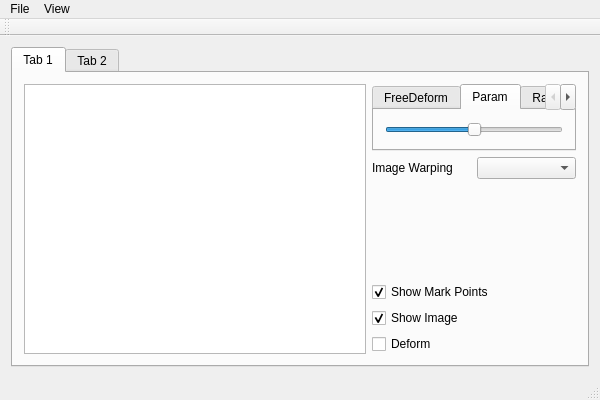
yifangxu/faceworkshop, file gui_paramdeform.ui: the form before one commit.
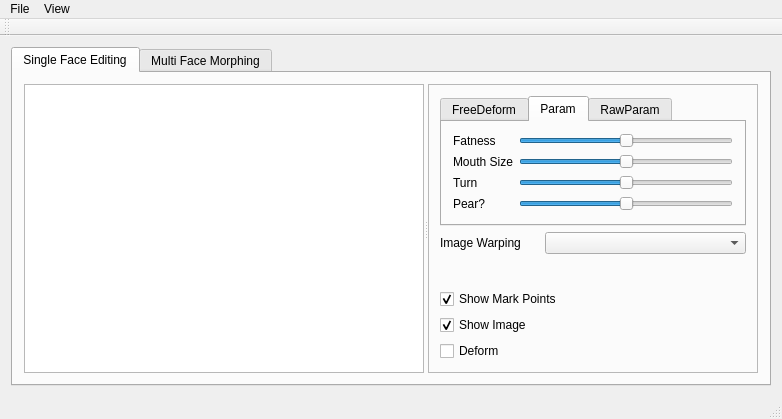
The form after the commit. The open tabs and pages were chosen to show the change. Custom widgets are drawn as their Qt base class.

```diff
--- a/gui_paramdeform.ui
+++ b/gui_paramdeform.ui
@@ -6,8 +6,8 @@
    <rect>
     <x>0</x>
     <y>0</y>
-    <width>600</width>
-    <height>400</height>
+    <width>782</width>
+    <height>419</height>
    </rect>
   </property>
   <property name="windowTitle">
@@ -22,13 +22,31 @@
       </property>
       <widget class="QWidget" name="tab_4">
        <attribute name="title">
-        <string>Tab 1</string>
+        <string>Single Face Editing</string>
        </attribute>
-       <layout class="QGridLayout" name="gridLayout_5">
-        <item row="0" column="0" rowspan="6">
-         <widget class="PhotoView" name="viewPic"/>
-        </item>
-        <item row="0" column="1" colspan="2">
+       <layout class="QGridLayout" name="gridLayout_8">
+        <item row="0" column="0">
+         <widget class="QSplitter" name="splitter">
+          <property name="orientation">
+           <enum>Qt::Horizontal</enum>
+          </property>
+          <widget class="PhotoView" name="viewPic">
+           <property name="minimumSize">
+            <size>
+             <width>400</width>
+             <height>0</height>
+            </size>
+           </property>
+          </widget>
+          <widget class="QFrame" name="frame">
+           <property name="frameShape">
+            <enum>QFrame::StyledPanel</enum>
+           </property>
+           <property name="frameShadow">
+            <enum>QFrame::Raised</enum>
+           </property>
+           <layout class="QGridLayout" name="gridLayout_7">
+            <item row="0" column="0" colspan="2">
          <widget class="QTabWidget" name="tabProcessMethod">
           <property name="currentIndex">
            <number>0</number>
@@ -48,7 +66,7 @@
             <string>Param</string>
            </attribute>
            <layout class="QGridLayout" name="gridLayout_2">
-            <item row="0" column="0">
+                <item row="0" column="1">
              <widget class="QSlider" name="sldFatThin">
               <property name="minimum">
                <number>-50</number>
@@ -61,6 +79,73 @@
               </property>
              </widget>
             </item>
+                <item row="0" column="0">
+                 <widget class="QLabel" name="label">
+                  <property name="text">
+                   <string>Fatness</string>
+                  </property>
+                 </widget>
+                </item>
+                <item row="2" column="0">
+                 <widget class="QLabel" name="label_3">
+                  <property name="text">
+                   <string>Turn</string>
+                  </property>
+                 </widget>
+                </item>
+                <item row="2" column="1">
+                 <widget class="QSlider" name="sldParam1">
+                  <property name="minimum">
+                   <number>-50</number>
+                  </property>
+                  <property name="maximum">
+                   <number>50</number>
+                  </property>
+                  <property name="orientation">
+                   <enum>Qt::Horizontal</enum>
+                  </property>
+                 </widget>
+                </item>
+                <item row="1" column="0">
+                 <widget class="QLabel" name="label_4">
+                  <property name="text">
+                   <string>Mouth Size</string>
+                  </property>
+                 </widget>
+                </item>
+                <item row="4" column="0">
+                 <widget class="QLabel" name="label_5">
+                  <property name="text">
+                   <string>Pear?</string>
+                  </property>
+                 </widget>
+                </item>
+                <item row="4" column="1">
+                 <widget class="QSlider" name="sldParam5">
+                  <property name="minimum">
+                   <number>-50</number>
+                  </property>
+                  <property name="maximum">
+                   <number>50</number>
+                  </property>
+                  <property name="orientation">
+                   <enum>Qt::Horizontal</enum>
+                  </property>
+                 </widget>
+                </item>
+                <item row="1" column="1">
+                 <widget class="QSlider" name="sldParam7">
+                  <property name="minimum">
+                   <number>-50</number>
+                  </property>
+                  <property name="maximum">
+                   <number>50</number>
+                  </property>
+                  <property name="orientation">
+                   <enum>Qt::Horizontal</enum>
+                  </property>
+                 </widget>
+                </item>
            </layout>
           </widget>
           <widget class="QWidget" name="tab">
@@ -71,34 +156,54 @@
             <item row="0" column="0">
              <widget class="Widget_ModelParamEdit" name="wParamEdit" native="true"/>
             </item>
-           </layout>
-          </widget>
-         </widget>
-        </item>
         <item row="1" column="1">
+                 <widget class="QPushButton" name="pushButton">
+                  <property name="text">
+                   <string>Reset</string>
+                  </property>
+                 </widget>
+                </item>
+                <item row="1" column="0">
+                 <spacer name="horizontalSpacer">
+                  <property name="orientation">
+                   <enum>Qt::Horizontal</enum>
+                  </property>
+                  <property name="sizeHint" stdset="0">
+                   <size>
+                    <width>40</width>
+                    <height>20</height>
+                   </size>
+                  </property>
+                 </spacer>
+                </item>
+               </layout>
+              </widget>
+             </widget>
+            </item>
+            <item row="1" column="0">
          <widget class="QLabel" name="label_2">
           <property name="text">
            <string>Image Warping </string>
           </property>
          </widget>
         </item>
-        <item row="1" column="2">
+            <item row="1" column="1">
          <widget class="QComboBox" name="cmbImgWarpAlg"/>
         </item>
-        <item row="2" column="2">
+            <item row="2" column="1">
          <spacer name="verticalSpacer">
           <property name="orientation">
            <enum>Qt::Vertical</enum>
           </property>
           <property name="sizeHint" stdset="0">
            <size>
-            <width>20</width>
-            <height>219</height>
+                <width>201</width>
+                <height>26</height>
            </size>
           </property>
          </spacer>
         </item>
-        <item row="3" column="1" colspan="2">
+            <item row="3" column="0" colspan="2">
          <widget class="QCheckBox" name="chkShowMarkPoint">
           <property name="text">
            <string>Show Mark Points</string>
@@ -108,7 +213,7 @@
           </property>
          </widget>
         </item>
-        <item row="4" column="1">
+            <item row="4" column="0">
          <widget class="QCheckBox" name="chkShowImage">
           <property name="text">
            <string>Show Image</string>
@@ -118,7 +223,7 @@
           </property>
          </widget>
         </item>
-        <item row="5" column="1">
+            <item row="5" column="0">
          <widget class="QCheckBox" name="chkDeform">
           <property name="text">
            <string>Deform</string>
@@ -127,9 +232,13 @@
         </item>
        </layout>
       </widget>
+         </widget>
+        </item>
+       </layout>
+      </widget>
       <widget class="QWidget" name="tab_5">
        <attribute name="title">
-        <string>Tab 2</string>
+        <string>Multi Face Morphing</string>
        </attribute>
        <layout class="QGridLayout" name="gridLayout_6">
         <item row="0" column="0">
@@ -146,7 +255,7 @@
     <rect>
      <x>0</x>
      <y>0</y>
-     <width>600</width>
+     <width>782</width>
      <height>25</height>
     </rect>
    </property>
```
Left out of the diff: 36 changed lines with no effect on the pictures. Lines whose indentation alone changed are shown as unchanged.
